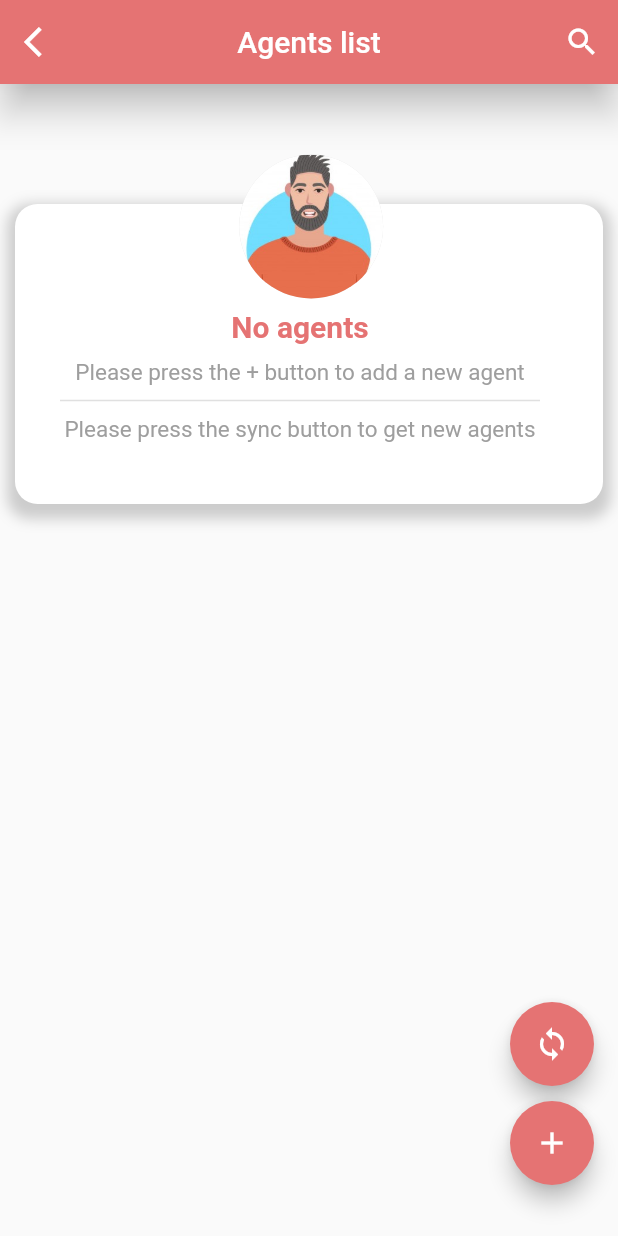
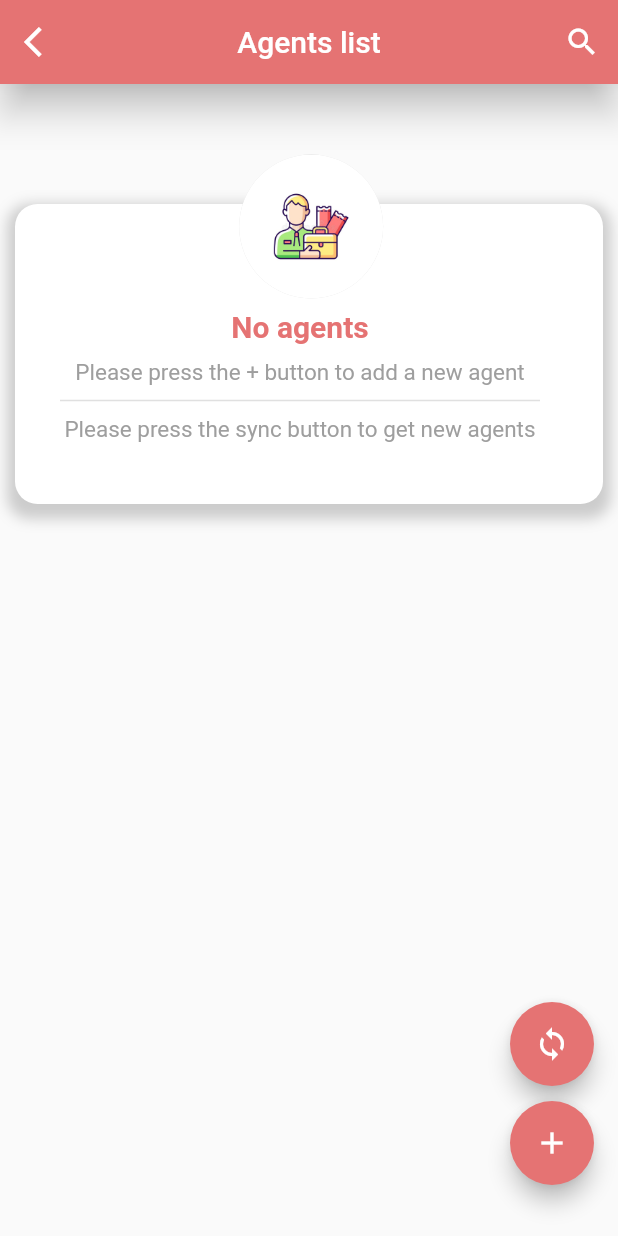
Before and after one commit to PereiraCC/flutter-agent-management, a Flutter app: the AgentScreen screen opened by its route, on a phone screen of 412 x 824 dp. Run offline on Flutter 3.47's test engine with Material 2 defaults, Android fonts, the phone set to English and light mode, and no system bars; our stand-ins replace flutter_secure_storage, flutter_signin_button, google_sign_in, image_picker, sqflite; missing offline and left inert: mime_type; accounts and stored records are empty.

Commit message:
no_data.dart: enum TypeCatgory added

```diff
--- a/lib/widgets/no_data.dart
+++ b/lib/widgets/no_data.dart
@@ -1,16 +1,23 @@
-part  of 'widgets.dart';
+part of 'widgets.dart';
+
+enum TypeCategory {
+  Agents,
+  Products
+}
 
 class NoData extends StatelessWidget {
 
   final String title;
   final String subtitle;
   final String secondSubtitle;
+  final TypeCategory? category;
 
   const NoData({
     Key? key,
     required this.title,
     required this.subtitle,
-    required this.secondSubtitle
+    required this.secondSubtitle,
+    this.category = TypeCategory.Agents
   }) : super(key: key);
 
  @override
@@ -29,7 +36,7 @@ class NoData extends StatelessWidget {
           child: ImageAgent(
             wid: 100,
             hei: 100,
-            urlImage: 'assets/male-icon.jpg',
+            urlImage: (this.category == TypeCategory.Agents ) ? 'assets/agents.jpg' : 'assets/products.jpg',
             networkImage: false
           )
         ),
```
